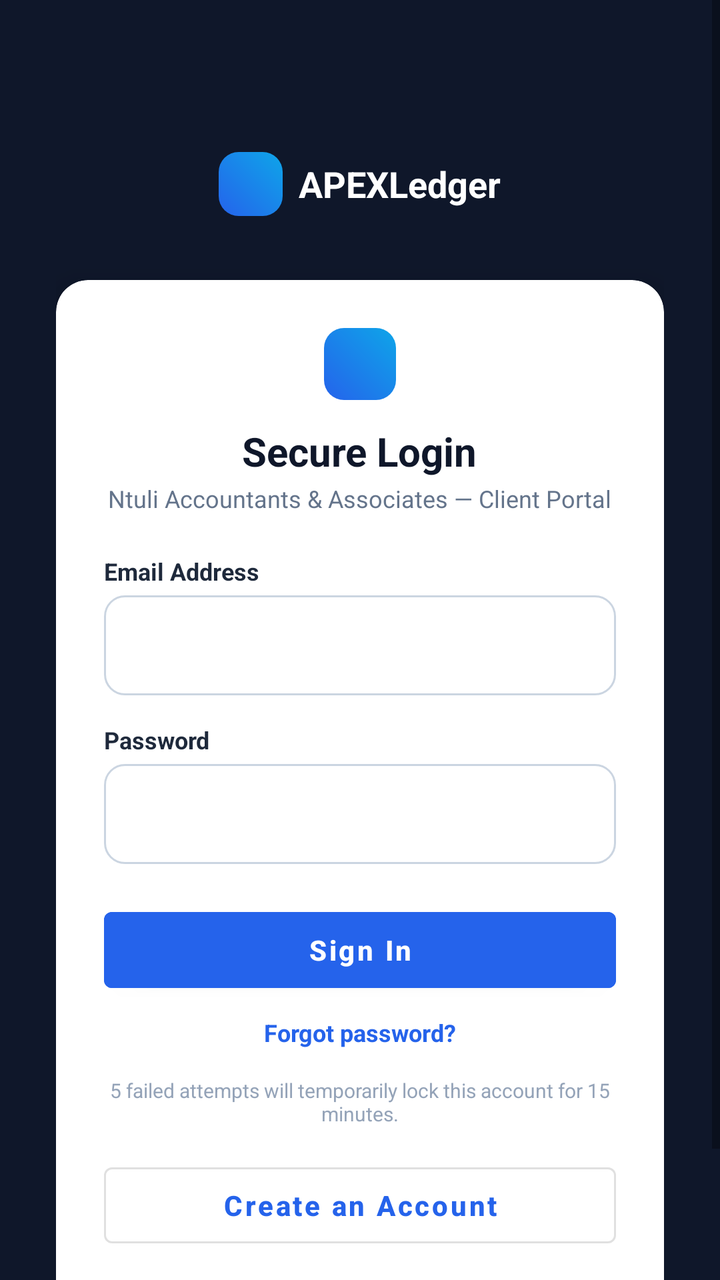
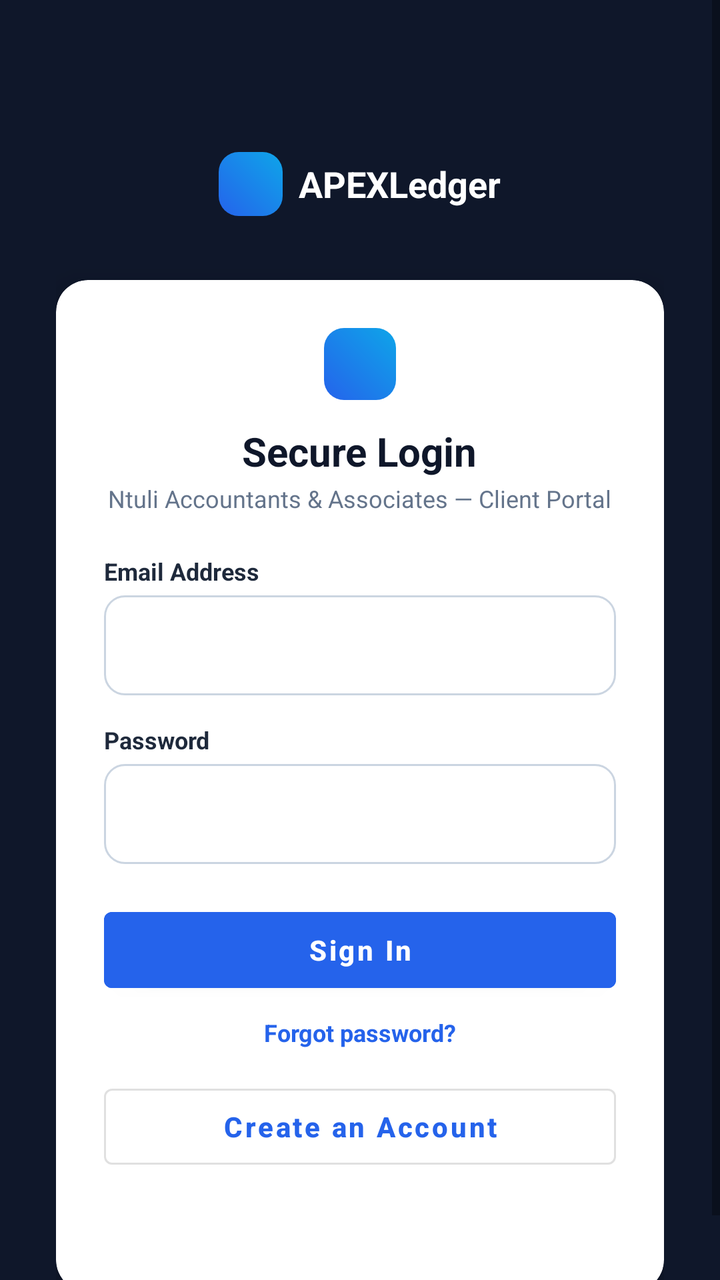

Before-and-after screenshots of an Android layout around one commit, followed by the original layout XML and the change that was made.
<!-- AndroidManifest.xml: application theme Theme.ApexLedger -->
<!-- res/layout/activity_main.xml -->
<?xml version="1.0" encoding="utf-8"?>
<ScrollView xmlns:android="http://schemas.android.com/apk/res/android"
    android:layout_width="match_parent"
    android:layout_height="match_parent"
    android:background="@color/navy"
    android:fillViewport="true">

    <LinearLayout
        android:layout_width="match_parent"
        android:layout_height="wrap_content"
        android:orientation="vertical"
        android:gravity="center_horizontal"
        android:padding="28dp">

        <LinearLayout
            android:layout_width="wrap_content"
            android:layout_height="wrap_content"
            android:orientation="horizontal"
            android:gravity="center_vertical"
            android:layout_marginTop="48dp"
            android:layout_marginBottom="8dp">

            <View
                android:layout_width="32dp"
                android:layout_height="32dp"
                android:background="@drawable/bg_brand_icon" />

            <TextView
                android:layout_width="wrap_content"
                android:layout_height="wrap_content"
                android:text="APEXLedger"
                android:textColor="@color/white"
                android:textStyle="bold"
                android:textSize="18sp"
                android:layout_marginStart="8dp" />
        </LinearLayout>

        <androidx.cardview.widget.CardView
            android:layout_width="match_parent"
            android:layout_height="wrap_content"
            android:layout_marginTop="24dp"
            app:cardCornerRadius="16dp"
            app:cardElevation="8dp"
            app:cardBackgroundColor="@color/white"
            xmlns:app="http://schemas.android.com/apk/res-auto">

            <LinearLayout
                android:layout_width="match_parent"
                android:layout_height="wrap_content"
                android:orientation="vertical"
                android:gravity="center_horizontal"
                android:padding="24dp">

                <View
                    android:layout_width="36dp"
                    android:layout_height="36dp"
                    android:background="@drawable/bg_brand_icon"
                    android:layout_marginBottom="12dp" />

                <TextView
                    android:layout_width="wrap_content"
                    android:layout_height="wrap_content"
                    android:text="Secure Login"
                    android:textColor="@color/navy"
                    android:textStyle="bold"
                    android:textSize="20sp" />

                <TextView
                    android:layout_width="wrap_content"
                    android:layout_height="wrap_content"
                    android:text="Ntuli Accountants &amp; Associates — Client Portal"
                    android:textColor="@color/gray_500"
                    android:textSize="12sp"
                    android:layout_marginTop="2dp"
                    android:layout_marginBottom="20dp" />

                <LinearLayout
                    android:layout_width="match_parent"
                    android:layout_height="wrap_content"
                    android:orientation="vertical">

                    <TextView
                        android:layout_width="wrap_content"
                        android:layout_height="wrap_content"
                        android:text="Email Address"
                        android:textColor="@color/navy_700"
                        android:textStyle="bold"
                        android:textSize="12sp"
                        android:layout_marginBottom="4dp" />

                    <EditText
                        android:id="@+id/etEmail"
                        android:layout_width="match_parent"
                        android:layout_height="50dp"
                        android:background="@drawable/bg_input_field"
                        android:paddingStart="14dp"
                        android:paddingEnd="14dp"
                        android:inputType="textEmailAddress"
                        android:textSize="14sp"
                        android:layout_marginBottom="14dp" />

                    <TextView
                        android:layout_width="wrap_content"
                        android:layout_height="wrap_content"
                        android:text="Password"
                        android:textColor="@color/navy_700"
                        android:textStyle="bold"
                        android:textSize="12sp"
                        android:layout_marginBottom="4dp" />

                    <EditText
                        android:id="@+id/etPassword"
                        android:layout_width="match_parent"
                        android:layout_height="50dp"
                        android:background="@drawable/bg_input_field"
                        android:paddingStart="14dp"
                        android:paddingEnd="14dp"
                        android:inputType="textPassword"
                        android:textSize="14sp"
                        android:layout_marginBottom="18dp" />

                    <com.google.android.material.button.MaterialButton
                        android:id="@+id/btnLogin"
                        android:layout_width="match_parent"
                        android:layout_height="50dp"
                        android:text="Sign In"
                        android:textAllCaps="false"
                        android:textStyle="bold"
                        android:backgroundTint="@color/primary"
                        android:textColor="@color/white"
                        android:layout_marginBottom="8dp" />

                    <ProgressBar
                        android:id="@+id/progressLogin"
                        android:layout_width="24dp"
                        android:layout_height="24dp"
                        android:layout_gravity="center_horizontal"
                        android:layout_marginBottom="8dp"
                        android:visibility="gone" />

                    <TextView
                        android:id="@+id/tvForgotPassword"
                        android:layout_width="wrap_content"
                        android:layout_height="wrap_content"
                        android:layout_gravity="center_horizontal"
                        android:text="Forgot password?"
                        android:textColor="@color/primary"
                        android:textStyle="bold"
                        android:textSize="12sp"
                        android:layout_marginBottom="14dp" />

                    <TextView
                        android:layout_width="wrap_content"
                        android:layout_height="wrap_content"
                        android:layout_gravity="center_horizontal"
                        android:text="5 failed attempts will temporarily lock this account for 15 minutes."
                        android:textColor="@color/gray_400"
                        android:textSize="10sp"
                        android:gravity="center"
                        android:layout_marginBottom="14dp" />

                    <com.google.android.material.button.MaterialButton
                        android:id="@+id/btnRegister"
                        style="@style/Widget.MaterialComponents.Button.OutlinedButton"
                        android:layout_width="match_parent"
                        android:layout_height="50dp"
                        android:text="Create an Account"
                        android:textAllCaps="false"
                        android:textStyle="bold" />

                    <TextView
                        android:id="@+id/tvStatus"
                        android:layout_width="wrap_content"
                        android:layout_height="wrap_content"
                        android:layout_gravity="center_horizontal"
                        android:layout_marginTop="16dp"
                        android:textColor="@color/danger_dark"
                        android:textSize="13sp"
                        android:gravity="center" />

                </LinearLayout>

            </LinearLayout>
        </androidx.cardview.widget.CardView>

    </LinearLayout>
</ScrollView>
<!-- resources referenced by this layout -->
<resources>
  <color name="danger_dark">#DC2626</color>
  <color name="gray_400">#94A3B8</color>
  <color name="gray_500">#64748B</color>
  <color name="navy">#0F172A</color>
  <color name="navy_700">#1E293B</color>
  <color name="primary">#2563EB</color>
  <color name="white">#FFFFFF</color>
  <!-- drawable bg_brand_icon (drawable) -->
  <?xml version="1.0" encoding="utf-8"?>
  <shape xmlns:android="http://schemas.android.com/apk/res/android"
      android:shape="rectangle">
      <corners android:radius="10dp" />
      <gradient
          android:angle="45"
          android:startColor="@color/primary"
          android:endColor="@color/cyan" />
  </shape>
  <!-- drawable bg_input_field (drawable) -->
  <?xml version="1.0" encoding="utf-8"?>
  <shape xmlns:android="http://schemas.android.com/apk/res/android"
      android:shape="rectangle">
      <corners android:radius="10dp" />
      <solid android:color="@color/white" />
      <stroke android:width="1dp" android:color="@color/gray_300" />
  </shape>
  <style name="Theme.ApexLedger" parent="Theme.MaterialComponents.DayNight.NoActionBar">
          <item name="colorPrimary">@color/primary</item>
          <item name="colorPrimaryDark">@color/primary_dark</item>
          <item name="colorAccent">@color/success</item>
          <item name="android:windowBackground">@color/background</item>
          <item name="android:statusBarColor">@color/navy</item>
          <item name="android:navigationBarColor">@color/white</item>
      </style>
  <color name="cyan">#0EA5E9</color>
  <color name="gray_300">#CBD5E1</color>
  <color name="primary_dark">#1D4ED8</color>
  <color name="success">#16A34A</color>
  <color name="background">@color/gray_50</color>
  <color name="gray_50">#F8FAFC</color>
</resources>

<!-- the commit's change to res/layout/activity_main.xml (unified diff, before → after) -->
@@ -1,5 +1,6 @@
 <?xml version="1.0" encoding="utf-8"?>
 <ScrollView xmlns:android="http://schemas.android.com/apk/res/android"
+    xmlns:app="http://schemas.android.com/apk/res-auto"
     android:layout_width="match_parent"
     android:layout_height="match_parent"
     android:background="@color/navy"
@@ -41,8 +42,7 @@
             android:layout_marginTop="24dp"
             app:cardCornerRadius="16dp"
             app:cardElevation="8dp"
-            app:cardBackgroundColor="@color/white"
-            xmlns:app="http://schemas.android.com/apk/res-auto">
+            app:cardBackgroundColor="@color/white">
 
             <LinearLayout
                 android:layout_width="match_parent"
@@ -96,8 +96,16 @@
                         android:paddingStart="14dp"
                         android:paddingEnd="14dp"
                         android:inputType="textEmailAddress"
-                        android:textSize="14sp"
-                        android:layout_marginBottom="14dp" />
+                        android:textSize="14sp" />
+
+                    <TextView
+                        android:id="@+id/tvErrorEmail"
+                        android:layout_width="wrap_content"
+                        android:layout_height="wrap_content"
+                        android:textColor="@color/danger_dark"
+                        android:textSize="11sp"
+                        android:layout_marginTop="2dp"
+                        android:visibility="gone" />
 
                     <TextView
                         android:layout_width="wrap_content"
@@ -106,6 +114,7 @@
                         android:textColor="@color/navy_700"
                         android:textStyle="bold"
                         android:textSize="12sp"
+                        android:layout_marginTop="14dp"
                         android:layout_marginBottom="4dp" />
 
                     <EditText
@@ -116,8 +125,16 @@
                         android:paddingStart="14dp"
                         android:paddingEnd="14dp"
                         android:inputType="textPassword"
-                        android:textSize="14sp"
-                        android:layout_marginBottom="18dp" />
+                        android:textSize="14sp" />
+
+                    <TextView
+                        android:id="@+id/tvErrorPassword"
+                        android:layout_width="wrap_content"
+                        android:layout_height="wrap_content"
+                        android:textColor="@color/danger_dark"
+                        android:textSize="11sp"
+                        android:layout_marginTop="2dp"
+                        android:visibility="gone" />
 
                     <com.google.android.material.button.MaterialButton
                         android:id="@+id/btnLogin"
@@ -128,6 +145,7 @@
                         android:textStyle="bold"
                         android:backgroundTint="@color/primary"
                         android:textColor="@color/white"
+                        android:layout_marginTop="18dp"
                         android:layout_marginBottom="8dp" />
 
                     <ProgressBar
@@ -147,16 +165,6 @@
                         android:textColor="@color/primary"
                         android:textStyle="bold"
                         android:textSize="12sp"
-                        android:layout_marginBottom="14dp" />
-
-                    <TextView
-                        android:layout_width="wrap_content"
-                        android:layout_height="wrap_content"
-                        android:layout_gravity="center_horizontal"
-                        android:text="5 failed attempts will temporarily lock this account for 15 minutes."
-                        android:textColor="@color/gray_400"
-                        android:textSize="10sp"
-                        android:gravity="center"
                         android:layout_marginBottom="14dp" />
 
                     <com.google.android.material.button.MaterialButton
<!-- resource entries referenced after the edit -->
@@ -1,7 +1,6 @@
 <!-- resources referenced by this layout -->
 <resources>
   <color name="danger_dark">#DC2626</color>
-  <color name="gray_400">#94A3B8</color>
   <color name="gray_500">#64748B</color>
   <color name="navy">#0F172A</color>
   <color name="navy_700">#1E293B</color>
